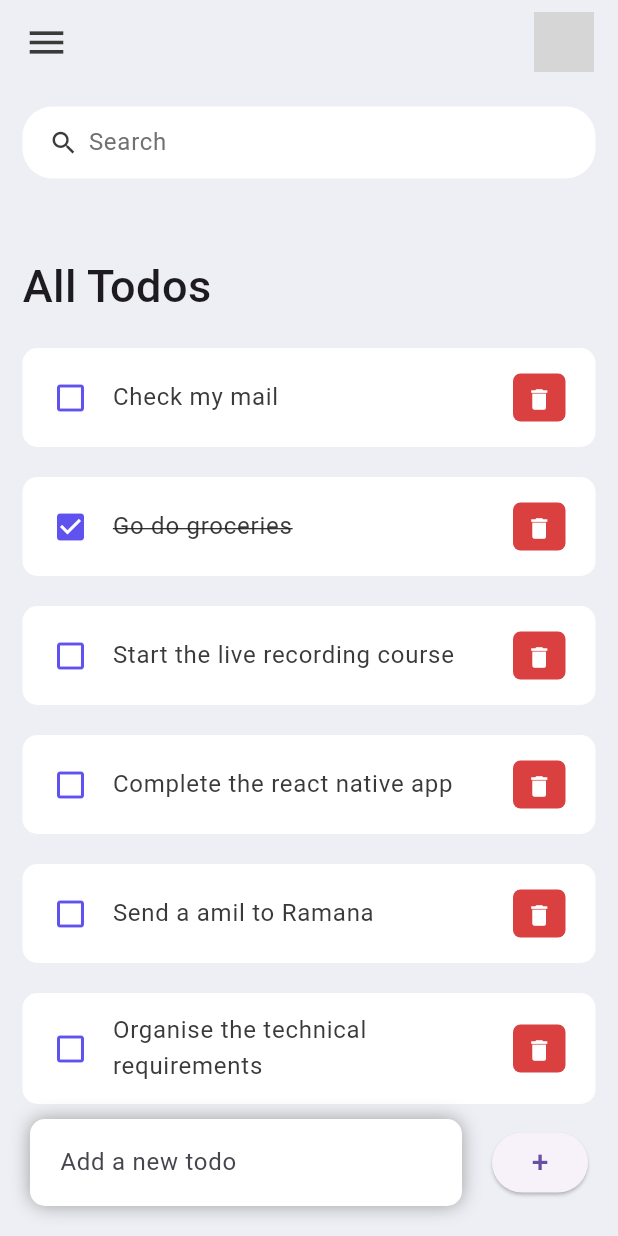
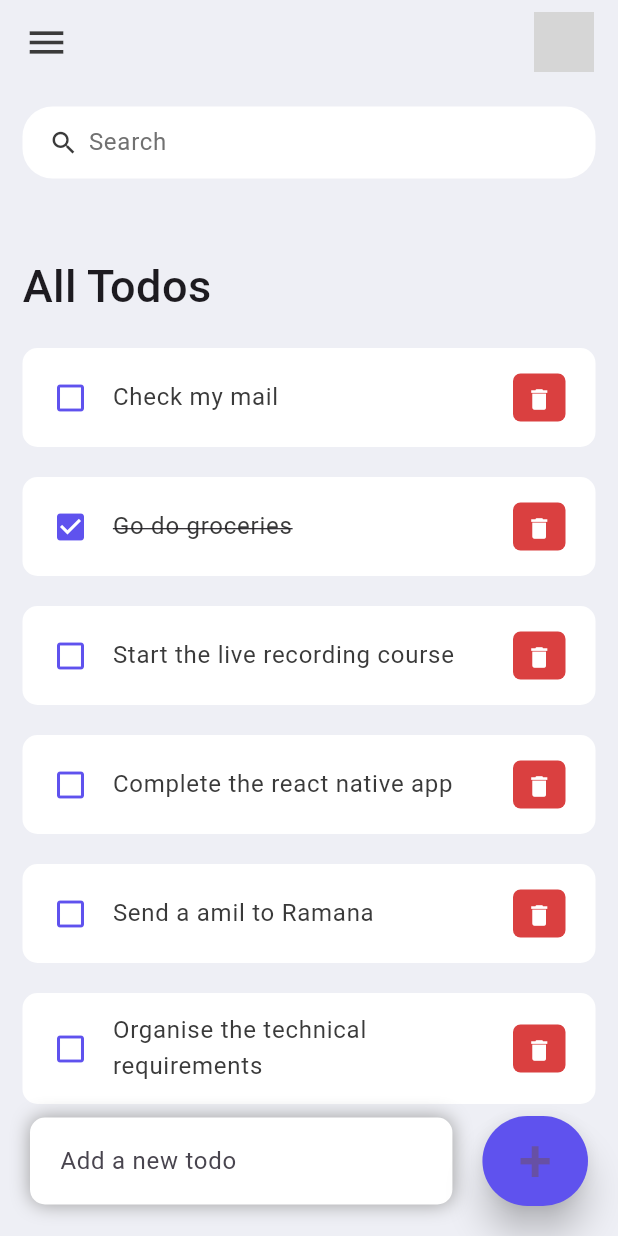
Before and after one commit to Livingstone17/todoapp-flutter, a Flutter app: the screen it shows after launch, on a phone screen of 412 x 824 dp. Run offline on Flutter 3.47's test engine with Material 3 defaults, Android fonts, the phone set to English and light mode, and no system bars; grey boxes are pictures that could not be loaded.

Commit message:
Add todo button (UI)

```diff
--- a/lib/screens/home.dart
+++ b/lib/screens/home.dart
@@ -69,9 +69,13 @@ class Home extends StatelessWidget {
                 child: ElevatedButton(
                   child: Text(
                     '+',
-                    style: TextStyle(fontSize: 20),
+                    style: TextStyle(fontSize: 40),
                   ),
                   onPressed: () {},
+                  style: ElevatedButton.styleFrom(
+                      backgroundColor: tdBlue,
+                      minimumSize: Size(60, 60),
+                      elevation: 10),
                 ),
               )
             ]),
```
